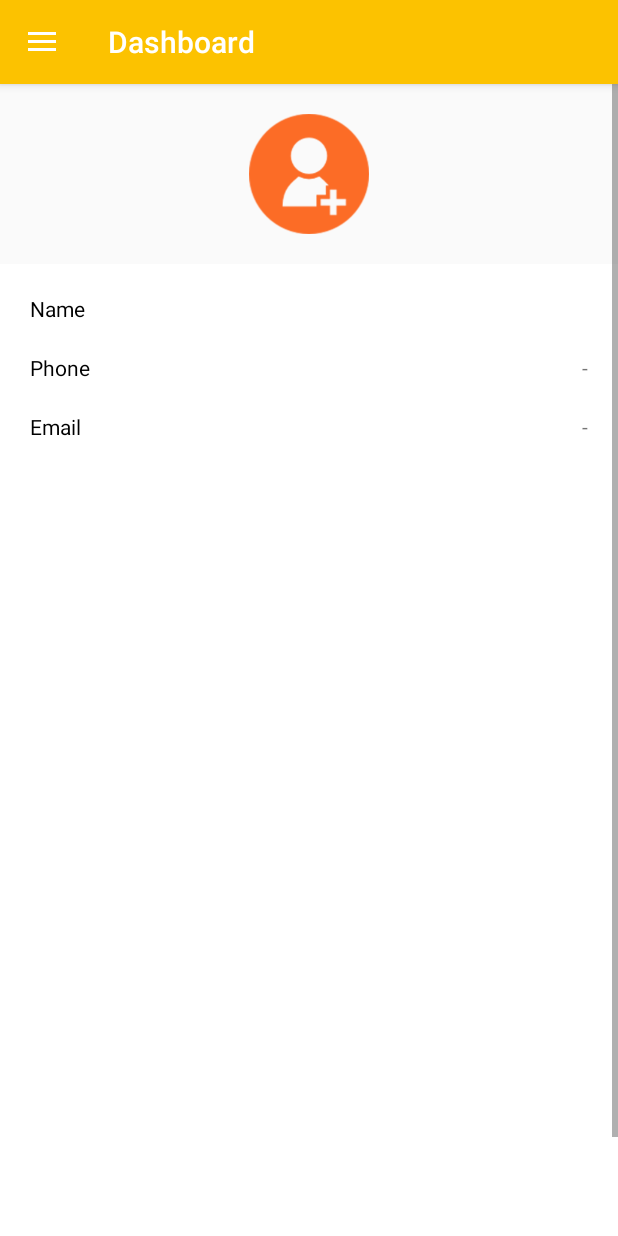
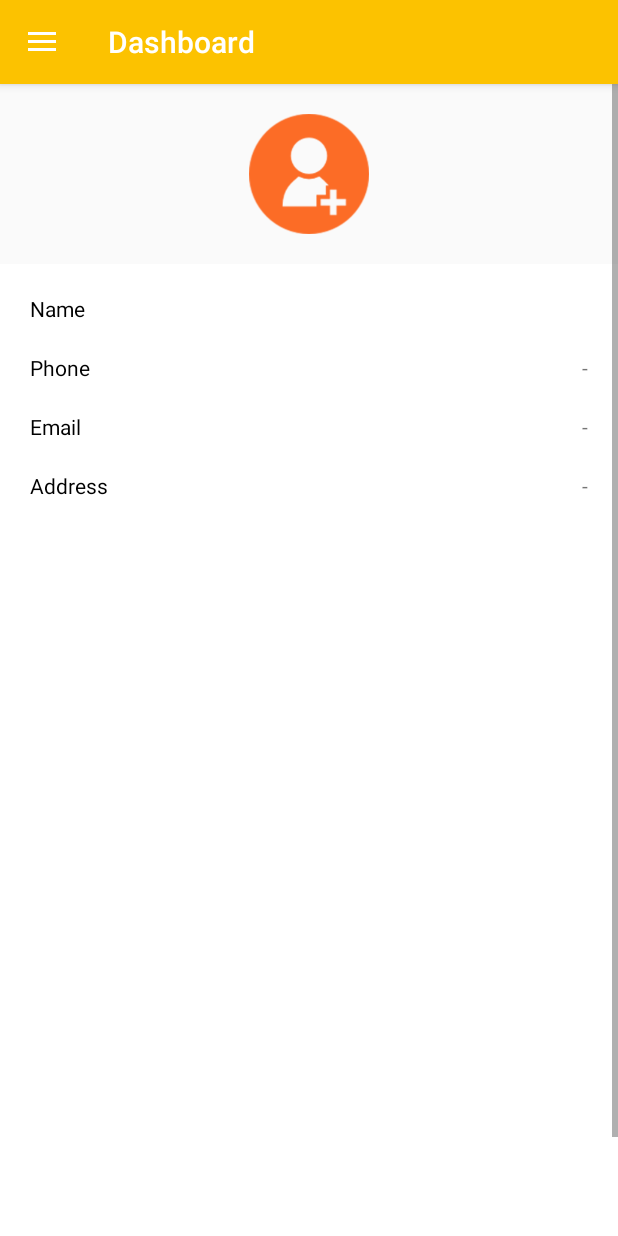
Before and after one commit to davidcast95/HTDriver, an Android app: the fragment MyProfile placed in its activity, on a phone screen of 412 x 824 dp. Run offline under Robolectric (Android 15) with nearby library versions, the phone set to English and light mode, and no system bars; 1 statement that could not run was skipped.

Commit message:
fix profile UI

```diff
--- a/app/src/main/java/com/logisticsmarketplace/android/driver/Lihat_Profile/MyProfile.java
+++ b/app/src/main/java/com/logisticsmarketplace/android/driver/Lihat_Profile/MyProfile.java
@@ -21,7 +21,7 @@ import retrofit2.Callback;
 import retrofit2.Response;
 
 public class MyProfile extends Fragment {
-    TextView nameTextEdit, phoneTextEdit, emailTextEdit;
+    TextView nameTextEdit, phoneTextEdit, emailTextEdit, addressTextEdit;
 
     public MyProfile() {
         // Required empty public constructor
@@ -35,6 +35,7 @@ public class MyProfile extends Fragment {
         nameTextEdit = (TextView)v.findViewById(R.id.name);
         phoneTextEdit = (TextView)v.findViewById(R.id.telephone);
         emailTextEdit = (TextView)v.findViewById(R.id.email);
+        addressTextEdit = (TextView)v.findViewById(R.id.address);
 
         getProfile();
         return v;
@@ -45,7 +46,7 @@ public class MyProfile extends Fragment {
         MyCookieJar cookieJar = Utility.utility.getCookieFromPreference(this.getActivity());
         API api = Utility.utility.getAPIWithCookie(cookieJar);
         String name = Utility.utility.getLoggedName(this.getActivity());
-        Call<ProfilResponse> profilResponseCall = api.getProfile("[[\"Driver\",\"nama\",\"=\",\""+name+"\"]]");
+        Call<ProfilResponse> profilResponseCall = api.getProfile("[[\"Driver\",\"name\",\"=\",\""+name+"\"]]");
         profilResponseCall.enqueue(new Callback<ProfilResponse>() {
             @Override
             public void onResponse(Call<ProfilResponse> call, Response<ProfilResponse> response) {
@@ -56,7 +57,8 @@ public class MyProfile extends Fragment {
                         Profil profil = profils.get(0);
                         nameTextEdit.setText(profil.name);
                         phoneTextEdit.setText(profil.phone);
-                        emailTextEdit.setText(profil.address);
+                        emailTextEdit.setText(profil.email);
+                        addressTextEdit.setText(profil.address);
                     }
                 }
             }
--- a/app/src/main/res/layout/fragment_view_profile.xml
+++ b/app/src/main/res/layout/fragment_view_profile.xml
@@ -76,7 +76,24 @@
                     android:text="-"
                     android:id="@+id/email"/>
             </LinearLayout>
-
+            <LinearLayout
+                android:layout_width="match_parent"
+                android:layout_height="wrap_content"
+                android:layout_marginLeft="20dp"
+                android:layout_marginRight="20dp"
+                android:layout_marginTop="20dp">
+                <TextView
+                    android:layout_width="wrap_content"
+                    android:layout_height="wrap_content"
+                    android:text="Address"
+                    android:textColor="@color/Black"/>
+                <TextView
+                    android:layout_width="match_parent"
+                    android:layout_height="wrap_content"
+                    android:textAlignment="textEnd"
+                    android:text="-"
+                    android:id="@+id/address"/>
+            </LinearLayout>
         </LinearLayout>
     </LinearLayout>
 
```
